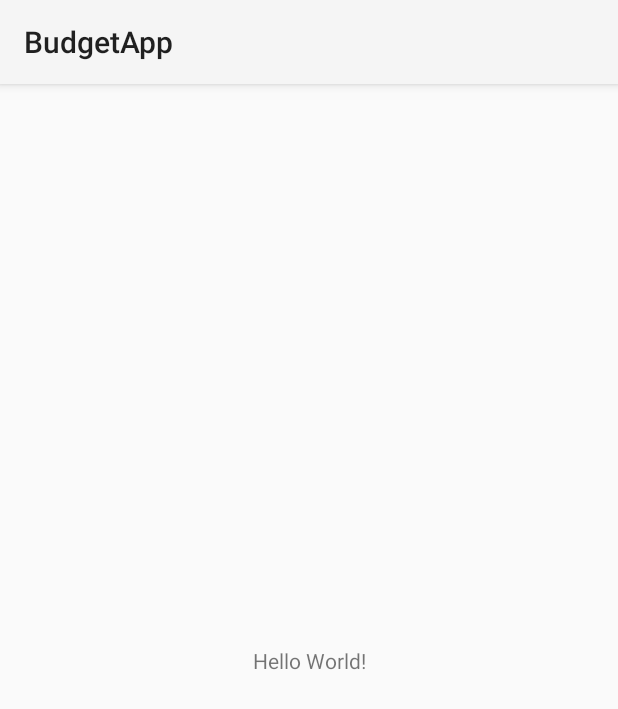
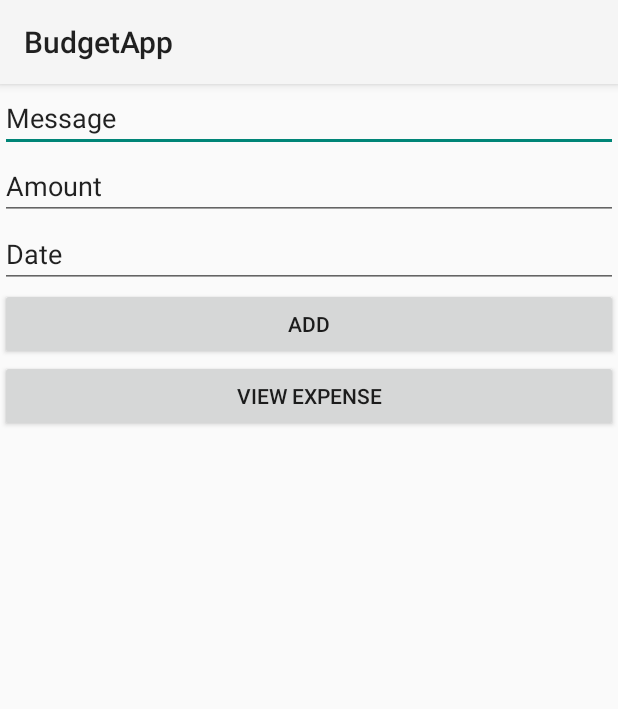
Before and after one commit to MCS-270-Budget-Team/BudgetApp, an Android app: the screen it shows after launch (MainActivity), on a phone screen of 412 x 824 dp. Shown: the top 709 px of the screen. Run offline under Robolectric (Android 15) with nearby library versions, the phone set to English and light mode, and no system bars.

Commit message:
Created basic UI for the main budget page

```diff
--- a/app/src/main/java/com/example/budgetapp/MainActivity.kt
+++ b/app/src/main/java/com/example/budgetapp/MainActivity.kt
@@ -2,10 +2,32 @@ package com.example.budgetapp
 
 import androidx.appcompat.app.AppCompatActivity
 import android.os.Bundle
+import android.widget.Button
+import android.widget.EditText
+
+private lateinit var addButton: Button
+private lateinit var viewExpense: Button
+private lateinit var amountInput: EditText
+private lateinit var messageInput: EditText
+private lateinit var dateInput: EditText
 
 class MainActivity : AppCompatActivity() {
     override fun onCreate(savedInstanceState: Bundle?) {
         super.onCreate(savedInstanceState)
         setContentView(R.layout.activity_main)
+        addButton = findViewById(R.id.add_button)
+        viewExpense = findViewById(R.id.view_expense_button)
+        amountInput = findViewById(R.id.amount_input)
+        messageInput = findViewById(R.id.message_input)
+        dateInput = findViewById(R.id.date_input)
+
+        addButton.setOnClickListener {
+            // save in database for amount and message
+        }
+        viewExpense.setOnClickListener {
+            // start new activity
+            // calc budget
+        }
+
     }
 }
--- a/app/src/main/res/layout/activity_main.xml
+++ b/app/src/main/res/layout/activity_main.xml
@@ -1,18 +1,46 @@
 <?xml version="1.0" encoding="utf-8"?>
-<androidx.constraintlayout.widget.ConstraintLayout xmlns:android="http://schemas.android.com/apk/res/android"
+<LinearLayout xmlns:android="http://schemas.android.com/apk/res/android"
     xmlns:app="http://schemas.android.com/apk/res-auto"
     xmlns:tools="http://schemas.android.com/tools"
     android:layout_width="match_parent"
     android:layout_height="match_parent"
+    android:orientation="vertical"
     tools:context=".MainActivity">
-
-    <TextView
-        android:layout_width="wrap_content"
+    <LinearLayout
+        android:layout_width="match_parent"
         android:layout_height="wrap_content"
-        android:text="Hello World!"
-        app:layout_constraintBottom_toBottomOf="parent"
-        app:layout_constraintLeft_toLeftOf="parent"
-        app:layout_constraintRight_toRightOf="parent"
-        app:layout_constraintTop_toTopOf="parent" />
-
-</androidx.constraintlayout.widget.ConstraintLayout>
+        android:orientation="vertical">
+    <EditText
+        android:id="@+id/message_input"
+        android:layout_width="match_parent"
+        android:layout_height="wrap_content"
+        android:text="Message">
+    </EditText>
+    <EditText
+        android:id="@+id/amount_input"
+        android:layout_width="match_parent"
+        android:layout_height="wrap_content"
+        android:inputType="number"
+        android:text="Amount">
+    </EditText>
+    <EditText
+        android:id="@+id/date_input"
+        android:layout_width="match_parent"
+        android:layout_height="wrap_content"
+        android:inputType="date"
+        android:text="@string/date_input">
+    </EditText>
+    <Button
+        android:id="@+id/add_button"
+        android:layout_width="match_parent"
+        android:layout_height="wrap_content"
+        android:text="@string/add_button">
+    </Button>
+    <Button
+        android:id="@+id/view_expense_button"
+        android:layout_width="match_parent"
+        android:layout_height="wrap_content"
+        android:text="@string/view_expense">
+    </Button>
+    </LinearLayout>
+</LinearLayout>
--- a/app/src/main/res/values/strings.xml
+++ b/app/src/main/res/values/strings.xml
@@ -1,3 +1,6 @@
 <resources>
     <string name="app_name">BudgetApp</string>
+    <string name="view_expense">View Expense</string>
+    <string name="add_button">Add</string>
+    <string name="date_input">Date</string>
 </resources>
```
